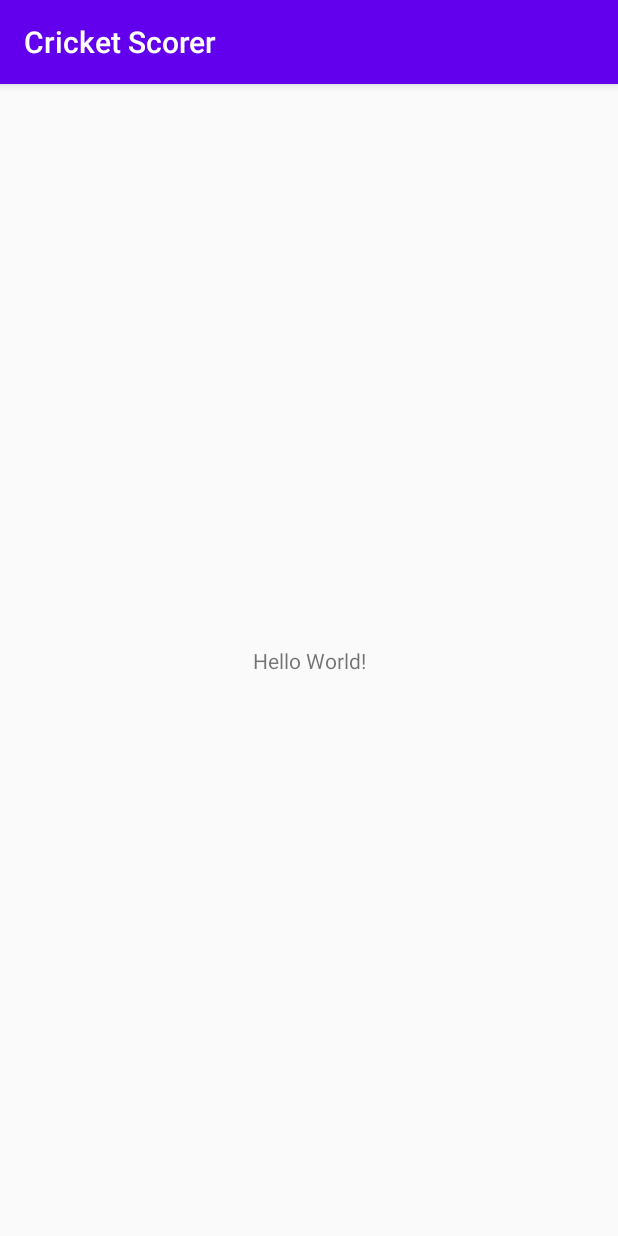
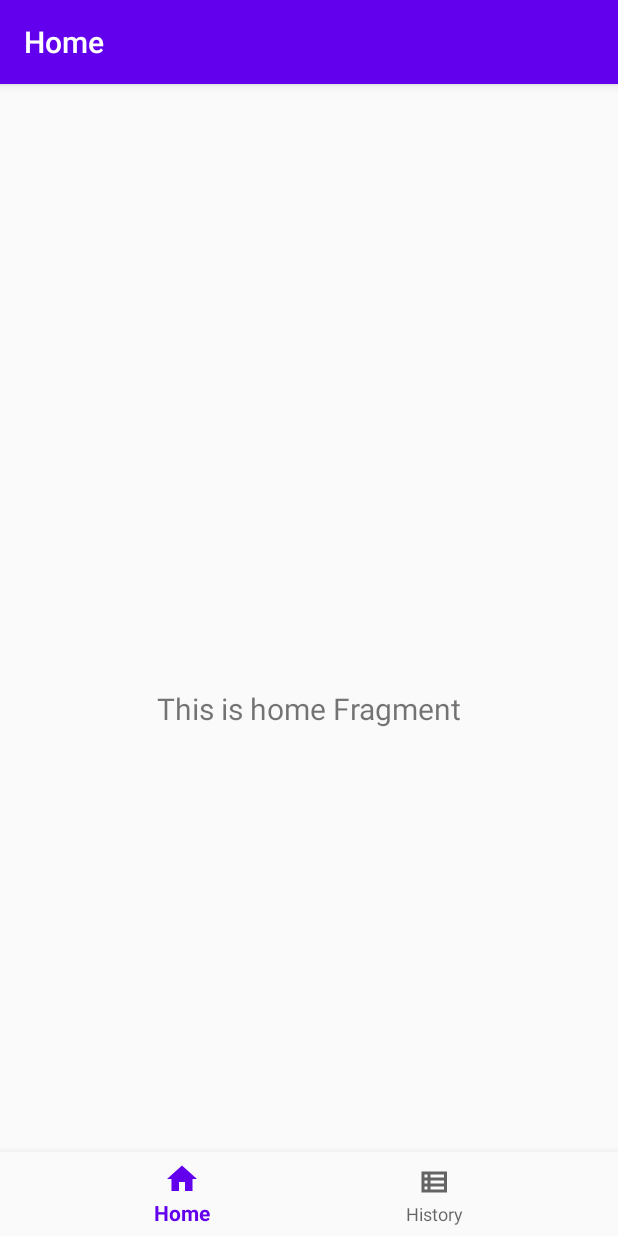
Before and after one commit to meetkparmar/Cricket-Scorer, an Android app: the screen it shows after launch (MainActivity), on a phone screen of 412 x 824 dp. Run offline under Robolectric (Android 15) with nearby library versions, the light colour scheme and no system bars; our stand-ins replace navigation-ui.

Commit message:
Add code for BottomNavigation

```diff
--- a/app/src/main/AndroidManifest.xml
+++ b/app/src/main/AndroidManifest.xml
@@ -9,7 +9,9 @@
         android:roundIcon="@mipmap/ic_launcher_round"
         android:supportsRtl="true"
         android:theme="@style/AppTheme">
-        <activity android:name=".MainActivity">
+        <activity
+            android:name=".MainActivity"
+            android:label="@string/app_name">
             <intent-filter>
                 <action android:name="android.intent.action.MAIN" />
 
--- a/app/src/main/java/com/meetparmar/cricketscorer/MainActivity.kt
+++ b/app/src/main/java/com/meetparmar/cricketscorer/MainActivity.kt
@@ -1,12 +1,26 @@
 package com.meetparmar.cricketscorer
 
+import android.os.Bundle
+import com.google.android.material.bottomnavigation.BottomNavigationView
 import androidx.appcompat.app.AppCompatActivity
-import android.os.Bundle
+import androidx.navigation.findNavController
+import androidx.navigation.ui.AppBarConfiguration
+import androidx.navigation.ui.setupActionBarWithNavController
+import androidx.navigation.ui.setupWithNavController
 
 class MainActivity : AppCompatActivity() {
 
     override fun onCreate(savedInstanceState: Bundle?) {
         super.onCreate(savedInstanceState)
         setContentView(R.layout.activity_main)
+        val navView: BottomNavigationView = findViewById(R.id.nav_view)
+
+        val navController = findNavController(R.id.nav_host_fragment)
+        // Passing each menu ID as a set of Ids because each
+        // menu should be considered as top level destinations.
+        val appBarConfiguration = AppBarConfiguration(setOf(
+                R.id.navigation_home, R.id.navigation_dashboard))
+        setupActionBarWithNavController(navController, appBarConfiguration)
+        navView.setupWithNavController(navController)
     }
 }
--- /dev/null
+++ b/app/src/main/java/com/meetparmar/cricketscorer/ui/home/HomeFragment.kt
@@ -0,0 +1,31 @@
+package com.meetparmar.cricketscorer.ui.home
+
+import android.os.Bundle
+import android.view.LayoutInflater
+import android.view.View
+import android.view.ViewGroup
+import android.widget.TextView
+import androidx.fragment.app.Fragment
+import androidx.lifecycle.Observer
+import androidx.lifecycle.ViewModelProviders
+import com.meetparmar.cricketscorer.R
+
+class HomeFragment : Fragment() {
+
+    private lateinit var homeViewModel: HomeViewModel
+
+    override fun onCreateView(
+            inflater: LayoutInflater,
+            container: ViewGroup?,
+            savedInstanceState: Bundle?
+    ): View? {
+        homeViewModel =
+                ViewModelProviders.of(this).get(HomeViewModel::class.java)
+        val root = inflater.inflate(R.layout.fragment_home, container, false)
+        val textView: TextView = root.findViewById(R.id.text_home)
+        homeViewModel.text.observe(viewLifecycleOwner, Observer {
+            textView.text = it
+        })
+        return root
+    }
+}
--- /dev/null
+++ b/app/src/main/java/com/meetparmar/cricketscorer/ui/home/HomeViewModel.kt
@@ -0,0 +1,13 @@
+package com.meetparmar.cricketscorer.ui.home
+
+import androidx.lifecycle.LiveData
+import androidx.lifecycle.MutableLiveData
+import androidx.lifecycle.ViewModel
+
+class HomeViewModel : ViewModel() {
+
+    private val _text = MutableLiveData<String>().apply {
+        value = "This is home Fragment"
+    }
+    val text: LiveData<String> = _text
+}
--- /dev/null
+++ b/app/src/main/res/drawable/ic_home_black_24dp.xml
@@ -0,0 +1,9 @@
+<vector xmlns:android="http://schemas.android.com/apk/res/android"
+    android:width="24dp"
+    android:height="24dp"
+    android:viewportWidth="24.0"
+    android:viewportHeight="24.0">
+    <path
+        android:fillColor="#FF000000"
+        android:pathData="M10,20v-6h4v6h5v-8h3L12,3 2,12h3v8z" />
+</vector>
--- /dev/null
+++ b/app/src/main/res/drawable/ic_view_list_black_48dp.xml
@@ -0,0 +1,9 @@
+<vector xmlns:android="http://schemas.android.com/apk/res/android"
+    android:width="48dp"
+    android:height="48dp"
+    android:viewportWidth="24"
+    android:viewportHeight="24">
+  <path
+      android:pathData="M3,5v14h17L20,5L3,5zM7,7v2L5,9L5,7h2zM5,13v-2h2v2L5,13zM5,15h2v2L5,17v-2zM18,17L9,17v-2h9v2zM18,13L9,13v-2h9v2zM18,9L9,9L9,7h9v2z"
+      android:fillColor="#000000"/>
+</vector>
--- a/app/src/main/res/layout/activity_main.xml
+++ b/app/src/main/res/layout/activity_main.xml
@@ -1,18 +1,33 @@
 <?xml version="1.0" encoding="utf-8"?>
 <androidx.constraintlayout.widget.ConstraintLayout xmlns:android="http://schemas.android.com/apk/res/android"
     xmlns:app="http://schemas.android.com/apk/res-auto"
-    xmlns:tools="http://schemas.android.com/tools"
+    android:id="@+id/container"
     android:layout_width="match_parent"
     android:layout_height="match_parent"
-    tools:context=".MainActivity">
+    android:paddingTop="?attr/actionBarSize">
 
-    <TextView
-        android:layout_width="wrap_content"
+    <com.google.android.material.bottomnavigation.BottomNavigationView
+        android:id="@+id/nav_view"
+        android:layout_width="0dp"
         android:layout_height="wrap_content"
-        android:text="Hello World!"
+        android:layout_marginStart="0dp"
+        android:layout_marginEnd="0dp"
+        android:background="?android:attr/windowBackground"
         app:layout_constraintBottom_toBottomOf="parent"
         app:layout_constraintLeft_toLeftOf="parent"
         app:layout_constraintRight_toRightOf="parent"
-        app:layout_constraintTop_toTopOf="parent" />
+        app:menu="@menu/bottom_nav_menu" />
+
+    <fragment
+        android:id="@+id/nav_host_fragment"
+        android:name="androidx.navigation.fragment.NavHostFragment"
+        android:layout_width="match_parent"
+        android:layout_height="match_parent"
+        app:defaultNavHost="true"
+        app:layout_constraintBottom_toTopOf="@id/nav_view"
+        app:layout_constraintLeft_toLeftOf="parent"
+        app:layout_constraintRight_toRightOf="parent"
+        app:layout_constraintTop_toTopOf="parent"
+        app:navGraph="@navigation/mobile_navigation" />
 
 </androidx.constraintlayout.widget.ConstraintLayout>
--- /dev/null
+++ b/app/src/main/res/layout/fragment_home.xml
@@ -0,0 +1,22 @@
+<?xml version="1.0" encoding="utf-8"?>
+<androidx.constraintlayout.widget.ConstraintLayout xmlns:android="http://schemas.android.com/apk/res/android"
+    xmlns:app="http://schemas.android.com/apk/res-auto"
+    xmlns:tools="http://schemas.android.com/tools"
+    android:layout_width="match_parent"
+    android:layout_height="match_parent"
+    tools:context=".ui.home.HomeFragment">
+
+    <TextView
+        android:id="@+id/text_home"
+        android:layout_width="match_parent"
+        android:layout_height="wrap_content"
+        android:layout_marginStart="8dp"
+        android:layout_marginTop="8dp"
+        android:layout_marginEnd="8dp"
+        android:textAlignment="center"
+        android:textSize="20sp"
+        app:layout_constraintBottom_toBottomOf="parent"
+        app:layout_constraintEnd_toEndOf="parent"
+        app:layout_constraintStart_toStartOf="parent"
+        app:layout_constraintTop_toTopOf="parent" />
+</androidx.constraintlayout.widget.ConstraintLayout>
--- /dev/null
+++ b/app/src/main/res/menu/bottom_nav_menu.xml
@@ -0,0 +1,14 @@
+<?xml version="1.0" encoding="utf-8"?>
+<menu xmlns:android="http://schemas.android.com/apk/res/android">
+
+    <item
+        android:id="@+id/navigation_home"
+        android:icon="@drawable/ic_home_black_24dp"
+        android:title="@string/title_home" />
+
+    <item
+        android:id="@+id/navigation_dashboard"
+        android:icon="@drawable/ic_view_list_black_48dp"
+        android:title="@string/title_history" />
+
+</menu>
--- /dev/null
+++ b/app/src/main/res/navigation/mobile_navigation.xml
@@ -0,0 +1,20 @@
+<?xml version="1.0" encoding="utf-8"?>
+<navigation xmlns:android="http://schemas.android.com/apk/res/android"
+    xmlns:app="http://schemas.android.com/apk/res-auto"
+    xmlns:tools="http://schemas.android.com/tools"
+    android:id="@+id/mobile_navigation"
+    app:startDestination="@+id/navigation_home">
+
+    <fragment
+        android:id="@+id/navigation_home"
+        android:name="com.meetparmar.cricketscorer.ui.home.HomeFragment"
+        android:label="@string/title_home"
+        tools:layout="@layout/fragment_home" />
+
+    <fragment
+        android:id="@+id/navigation_dashboard"
+        android:name="com.meetparmar.cricketscorer.ui.history.HistoryFragment"
+        android:label="@string/title_history"
+        tools:layout="@layout/fragment_history" />
+
+</navigation>
--- /dev/null
+++ b/app/src/main/res/values/dimens.xml
@@ -0,0 +1,5 @@
+<resources>
+    <!-- Default screen margins, per the Android Design guidelines. -->
+    <dimen name="activity_horizontal_margin">16dp</dimen>
+    <dimen name="activity_vertical_margin">16dp</dimen>
+</resources>
--- a/app/src/main/res/values/strings.xml
+++ b/app/src/main/res/values/strings.xml
@@ -1,3 +1,5 @@
 <resources>
     <string name="app_name">Cricket Scorer</string>
+    <string name="title_home">Home</string>
+    <string name="title_history">History</string>
 </resources>
```
Also changed, not shown: app/build.gradle (+19 -1 lines), app/src/main/java/com/meetparmar/cricketscorer/ui/history/HistoryFragment.kt (added, +31 -0 lines), app/src/main/java/com/meetparmar/cricketscorer/ui/history/HistoryViewModel.kt (added, +13 -0 lines), app/src/main/res/drawable/ic_cricket_bat.xml (added, +51 -0 lines), app/src/main/res/layout/fragment_history.xml (added, +22 -0 lines), gradle/wrapper/gradle-wrapper.properties.
